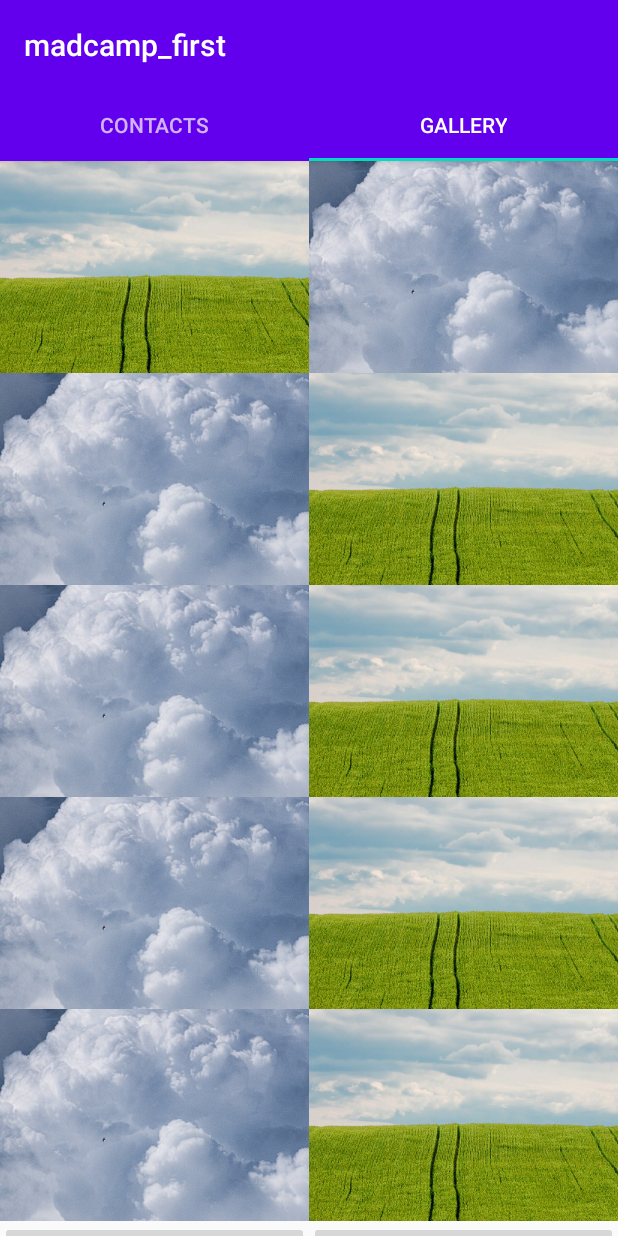
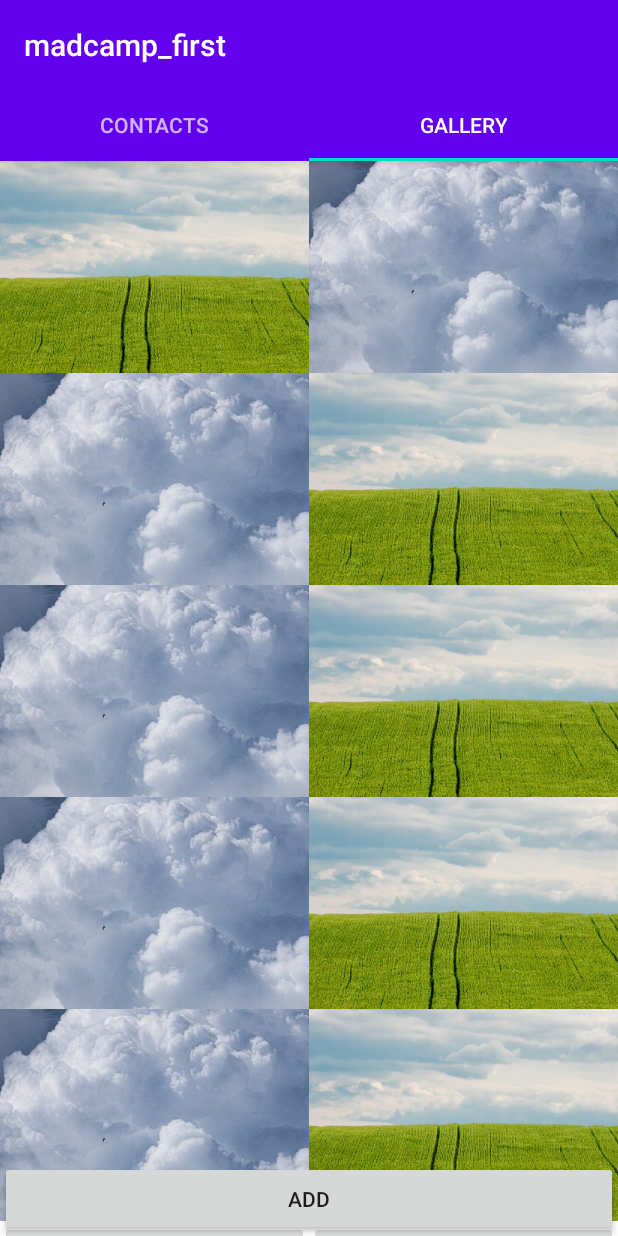
Before and after one commit to seo3650/2020_madcamp_first, an Android app: the screen it shows after launch (MainActivity), tab 2 chosen, on a phone screen of 412 x 824 dp. Run offline under Robolectric (Android 15) with nearby library versions, the phone set to English and light mode, and no system bars.

Commit message:
Add add_button

```diff
--- a/app/src/main/java/com/example/madcamp_first/Gallery/GalleryFragment.kt
+++ b/app/src/main/java/com/example/madcamp_first/Gallery/GalleryFragment.kt
@@ -14,6 +14,7 @@ import android.provider.MediaStore
 import android.view.LayoutInflater
 import android.view.View
 import android.view.ViewGroup
+import android.widget.Button
 import android.widget.ImageView
 import androidx.core.app.ActivityCompat
 import androidx.core.content.ContextCompat
@@ -183,11 +184,6 @@ class GalleryFragment : Fragment() {
             imageView.setImageBitmap(it)
         })
 
-        var intent = Intent(Intent.ACTION_PICK)
-        intent.data = MediaStore.Images.Media.EXTERNAL_CONTENT_URI
-        intent.type = "image/*"
-        startActivityForResult(intent, GALLERY_CODE)
-
         if (new_photo_pointer >= 1) {
             root.imageButton1.setOnClickListener {
                 screened_big_image = 1
@@ -289,7 +285,21 @@ class GalleryFragment : Fragment() {
                 go_to_bigscreen(root) }
         }
 
+        /* Add new image */
+        val addButton = root.findViewById<Button>(R.id.gallery_add_button)
+
+        addButton.setOnClickListener {
+            addImage()
+        }
+
         return root
+    }
+
+    fun addImage() {
+        var intent = Intent(Intent.ACTION_PICK)
+        intent.data = MediaStore.Images.Media.EXTERNAL_CONTENT_URI
+        intent.type = "image/*"
+        startActivityForResult(intent, GALLERY_CODE)
     }
 
 
--- a/app/src/main/res/layout/activity_gallery.xml
+++ b/app/src/main/res/layout/activity_gallery.xml
@@ -320,5 +320,16 @@
         app:layout_constraintTop_toTopOf="parent"
         app:srcCompat="@drawable/cloud" />
 
+    <Button
+        android:id="@+id/gallery_add_button"
+        android:layout_width="match_parent"
+        android:layout_height="50dp"
+        android:text="Add"
+        app:layout_constrainedHeight="true"
+        app:layout_constraintBottom_toBottomOf="parent"
+        app:layout_constraintLeft_toLeftOf="parent"
+        app:layout_constraintRight_toRightOf="parent"
+        app:layout_constraintTop_toBottomOf="@+id/main_recycleview" />
+
 
 </androidx.constraintlayout.widget.ConstraintLayout>
```
